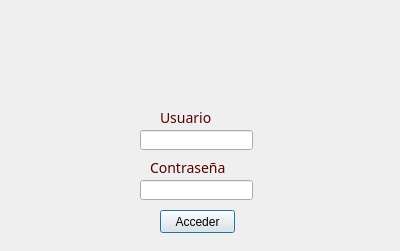
Above: login_window.ui from frankaaguila/Proyecto-Seminario-de-Bases-de-Datos before the change. Below: the same form after it.
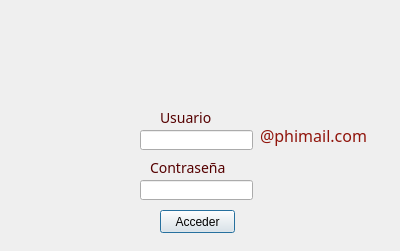
That is the form after the change.

The edit to the form file:
```diff
--- a/login_window.ui
+++ b/login_window.ui
@@ -89,6 +89,26 @@
     <string>Contraseña</string>
    </property>
   </widget>
+  <widget class="QLabel" name="label_3">
+   <property name="geometry">
+    <rect>
+     <x>260</x>
+     <y>120</y>
+     <width>131</width>
+     <height>31</height>
+    </rect>
+   </property>
+   <property name="styleSheet">
+    <string notr="true">QLabel {
+font-family: Trajan Pro;
+font-size: 16px;
+color: #90140b;
+}</string>
+   </property>
+   <property name="text">
+    <string>@phimail.com</string>
+   </property>
+  </widget>
  </widget>
  <resources/>
  <connections/>
```
